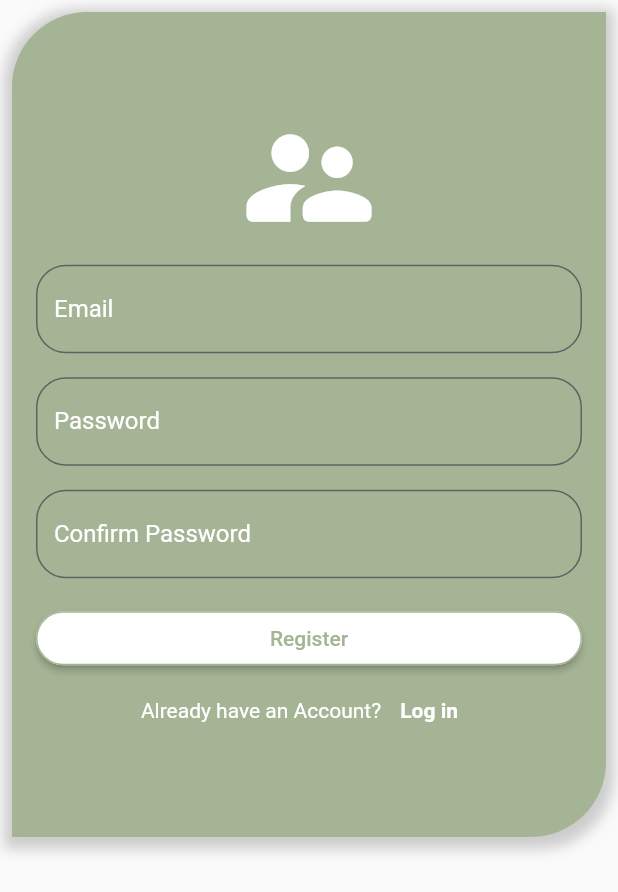
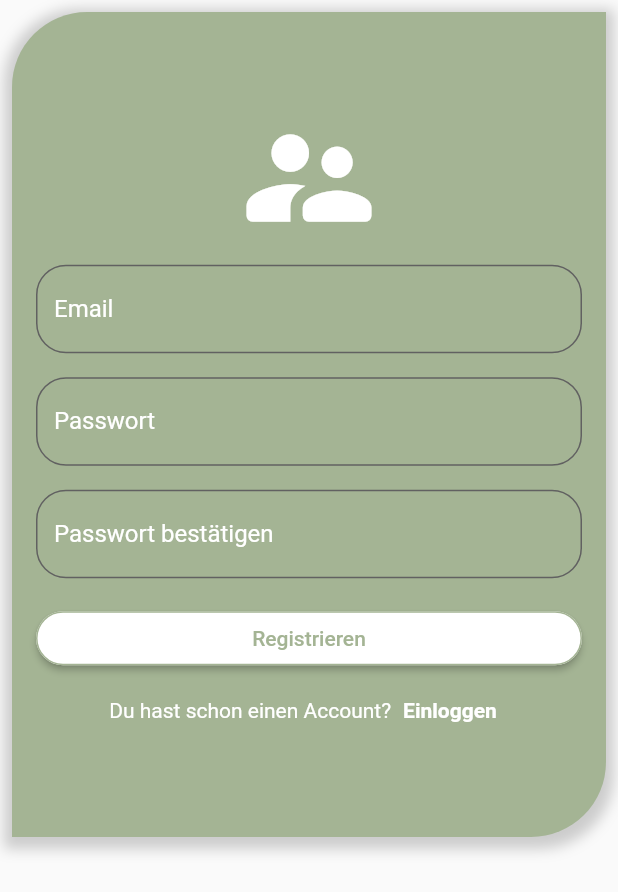
Before and after one commit to S-ecki/smart-city-ambience, a Flutter app: the RegisterPage screen opened by its route, on a phone screen of 412 x 824 dp. Shown: the top 892 px of the screen. Run offline on Flutter 3.47's test engine with Material 2 defaults, Android fonts, the phone set to English and light mode, and no system bars; our stand-ins replace badges, email_validator, firebase_auth, firebase_core, flutter_redux, google_sign_in and 4 more; missing offline and left inert: customtogglebuttons, flutter_emoji, flutter_scatter; accounts and stored records are empty.

Commit message:
Red deutsch hurensohn

```diff
--- a/lib/Authentification/RegisterScreen.dart
+++ b/lib/Authentification/RegisterScreen.dart
@@ -55,7 +55,7 @@ class RegisterPage extends StatelessWidget {
                               margin: EdgeInsets.only(top: 16),
                               child: AuthInputField(
                                 controller: passwordController,
-                                label: "Password",
+                                label: "Passwort",
                                 isPasswordField: true,
                               ),
                             ),
@@ -64,7 +64,7 @@ class RegisterPage extends StatelessWidget {
                               child: AuthInputField(
                                 passwordController: passwordController,
                                 controller: confirmPasswordController,
-                                label: "Confirm Password",
+                                label: "Passwort bestätigen",
                                 isPasswordField: true,
                               ),
                             ),
@@ -72,7 +72,7 @@ class RegisterPage extends StatelessWidget {
                         ),
                       ),
                       AuthActionButton(
-                        label: "Register",
+                        label: "Registrieren",
                         formKey: _formKey,
                         emailController: emailController,
                         passwordController: passwordController,
@@ -81,7 +81,7 @@ class RegisterPage extends StatelessWidget {
                         mainAxisAlignment: MainAxisAlignment.center,
                         children: [
                           Text(
-                            "Already have an Account?",
+                            "Du hast schon einen Account?",
                             style: TextStyle(
                               color: Colors.white,
                             ),
@@ -91,7 +91,7 @@ class RegisterPage extends StatelessWidget {
                               Navigator.of(context).pop();
                             },
                             child: Text(
-                              "Log in",
+                              "Einloggen",
                               style: TextStyle(
                                 color: Colors.white,
                                 fontWeight: FontWeight.bold,
--- a/lib/Authentification/Widgets/GoogleSocialLoginButton.dart
+++ b/lib/Authentification/Widgets/GoogleSocialLoginButton.dart
@@ -46,7 +46,7 @@ class GoogleSocialLoginButton extends StatelessWidget {
               ),
             ),
             Text(
-              "Login With Google",
+              "Einloggen mit Google",
               style: TextStyle(color: Theme.of(context).primaryColor),
             ),
           ],
```
